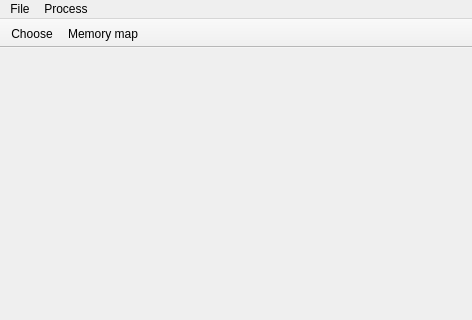
Above: ui/mainwindow.ui from giwig/qtCheatMotor before the change; both pictures show x 0 to 472 and y 0 to 320 of the 472 by 547 pixel window. Below: the same form after it.
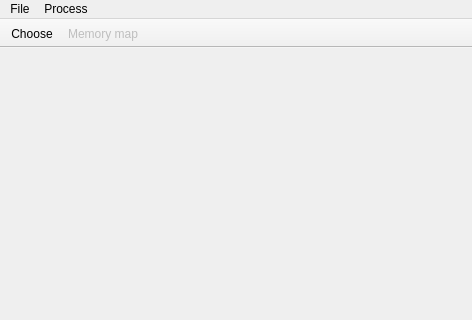
That is the form after the change. Icons and pictures are not drawn.

Diff of the .ui file:
```diff
--- a/ui/mainwindow.ui
+++ b/ui/mainwindow.ui
@@ -97,6 +97,9 @@
    </property>
   </action>
   <action name="actionMemory_map">
+   <property name="enabled">
+    <bool>false</bool>
+   </property>
    <property name="text">
     <string>Memory map</string>
    </property>
```
